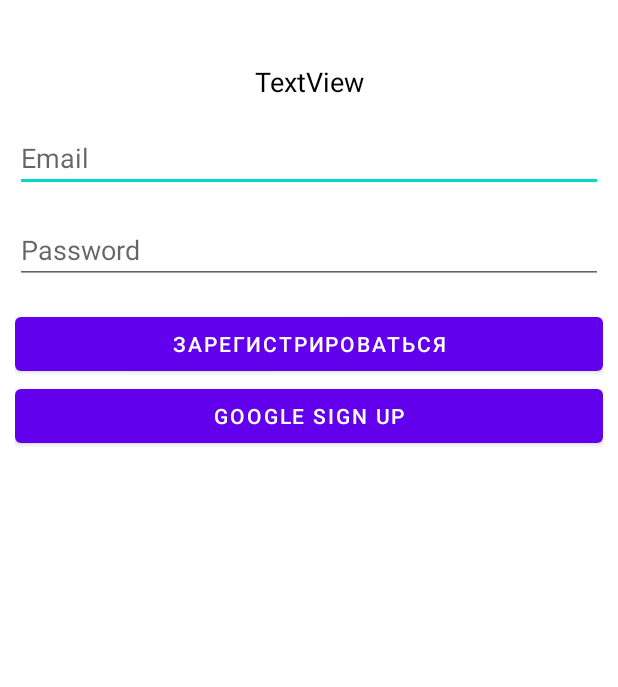
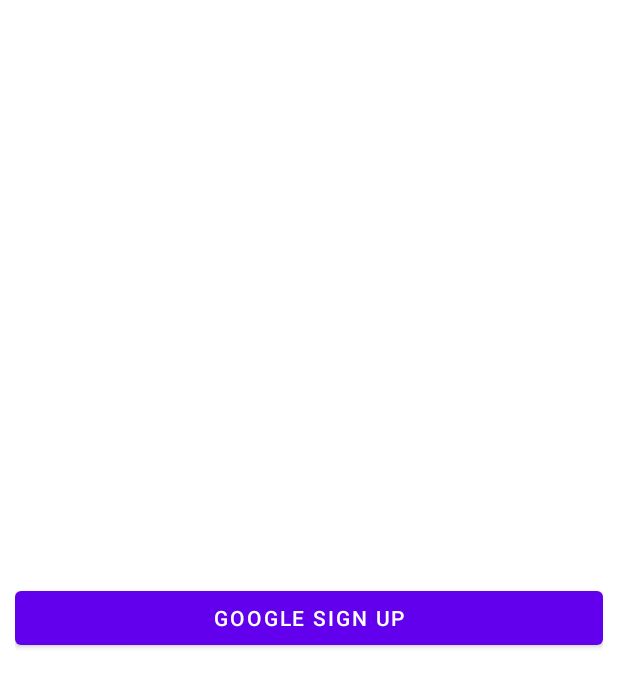
Before and after one commit to BALASHOWILYA/Obmen_JAVA, an Android app: the layout sign_up_layout.xml on its own in the app's theme, with its tools: preview values and no code run, on a phone screen of 412 x 824 dp. Shown: the top 687 px of the screen. Run offline under Robolectric (Android 15) with nearby library versions, the phone set to English and light mode, and no system bars.

```diff
--- a/app/src/main/AndroidManifest.xml
+++ b/app/src/main/AndroidManifest.xml
@@ -11,7 +11,8 @@
         android:theme="@style/Theme.ObmenKnigami_Java.NoToolBar">
         <activity android:name=".screens.ChooseImagesActivity"></activity>
         <activity android:name=".ShowLayoutActivity" />
-        <activity android:name=".MainActivity">
+        <activity android:name=".MainActivity"/>
+        <activity android:name=".accountHelper.SignInAct">
             <intent-filter>
                 <action android:name="android.intent.action.MAIN" />
 
--- a/app/src/main/res/layout/sign_up_layout.xml
+++ b/app/src/main/res/layout/sign_up_layout.xml
@@ -6,58 +6,13 @@
     android:layout_height="match_parent"
     android:padding="10dp">
 
-    <TextView
-        android:id="@+id/tvAlertTitle"
-        android:layout_width="wrap_content"
-        android:layout_height="wrap_content"
-        android:layout_marginTop="32dp"
-        android:text="TextView"
-        android:textColor="@color/black"
-        android:textSize="18sp"
-        app:layout_constraintEnd_toEndOf="parent"
-        app:layout_constraintStart_toStartOf="parent"
-        app:layout_constraintTop_toTopOf="parent" />
-
-    <EditText
-        android:id="@+id/edEmail"
-        android:layout_width="0dp"
-        android:layout_height="wrap_content"
-        android:layout_marginTop="16dp"
-        android:ems="10"
-        android:hint="@string/email_hint"
-        android:inputType="textPersonName"
-        app:layout_constraintEnd_toEndOf="parent"
-        app:layout_constraintStart_toStartOf="parent"
-        app:layout_constraintTop_toBottomOf="@+id/tvAlertTitle" />
-
-    <EditText
-        android:id="@+id/edPassword"
-        android:layout_width="0dp"
-        android:layout_height="wrap_content"
-        android:layout_marginTop="16dp"
-        android:ems="10"
-        android:hint="@string/password_hint"
-        android:inputType="textPassword"
-        app:layout_constraintEnd_toEndOf="parent"
-        app:layout_constraintStart_toStartOf="parent"
-        app:layout_constraintTop_toBottomOf="@+id/edEmail" />
-
-    <Button
-        android:id="@+id/buttonSignUp"
-        android:layout_width="0dp"
-        android:layout_height="wrap_content"
-        android:layout_marginTop="16dp"
-        android:text="@string/sign_up_action"
-        app:layout_constraintEnd_toEndOf="@+id/edPassword"
-        app:layout_constraintStart_toStartOf="@+id/edPassword"
-        app:layout_constraintTop_toBottomOf="@+id/edPassword" />
-
     <Button
         android:id="@+id/bSignGoogle"
         android:layout_width="0dp"
         android:layout_height="wrap_content"
         android:text="@string/google_sign_up"
-        app:layout_constraintEnd_toEndOf="@+id/buttonSignUp"
-        app:layout_constraintStart_toStartOf="@+id/buttonSignUp"
-        app:layout_constraintTop_toBottomOf="@+id/buttonSignUp" />
+        app:layout_constraintBottom_toBottomOf="parent"
+        app:layout_constraintEnd_toEndOf="parent"
+        app:layout_constraintStart_toStartOf="parent"
+        app:layout_constraintTop_toTopOf="parent" />
 </androidx.constraintlayout.widget.ConstraintLayout>
```
Also changed, not shown: app/src/main/java/com/sad_ballala_projects/obmenknigami_java/MainActivity.java (+3 -46 lines), app/src/main/java/com/sad_ballala_projects/obmenknigami_java/accountHelper/AccountHelper.java (+8 -4 lines), app/src/main/java/com/sad_ballala_projects/obmenknigami_java/accountHelper/SignInAct.java (added, +37 -0 lines), app/src/main/res/menu/drawer_main_menu.xml (+1 -10 lines).
